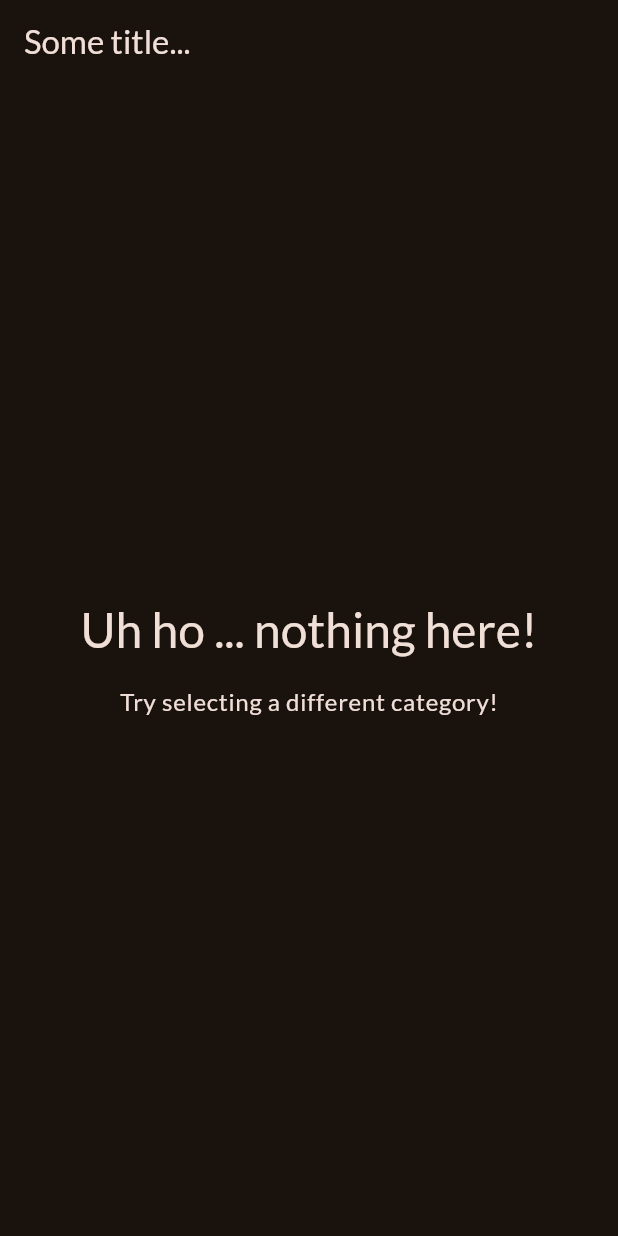
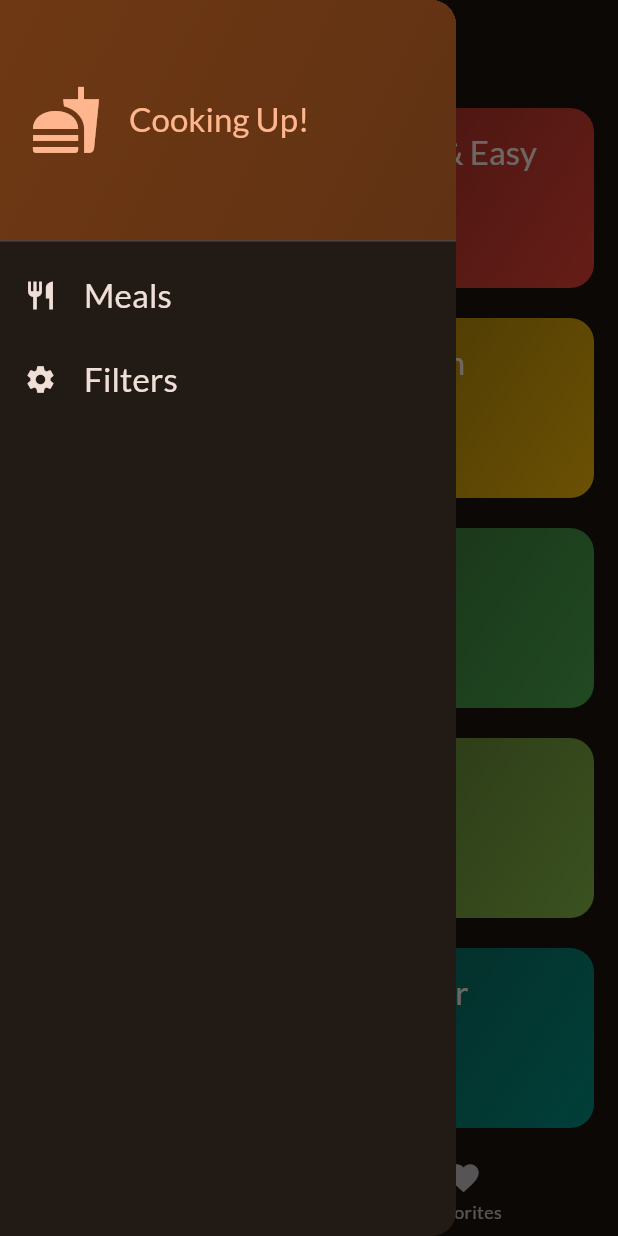
Before and after one commit to sanket1706/Flutter-Meals-App, a Flutter app: the screen it shows after launch, with the side drawer open (before the commit the screen has no drawer), on a phone screen of 412 x 824 dp. Run offline on Flutter 3.47's test engine with Material 2 defaults, Android fonts, the phone set to English and light mode, and no system bars; our stand-ins replace google_fonts, transparent_image.

Commit message:
Finish first module

```diff
--- a/lib/main.dart
+++ b/lib/main.dart
@@ -1,6 +1,6 @@
 import 'package:flutter/material.dart';
 import 'package:google_fonts/google_fonts.dart';
-import 'package:meals/screens/meals.dart';
+import 'package:meals/screens/tabs.dart';
 
 final theme = ThemeData(
   useMaterial3: true,
@@ -22,10 +22,7 @@ class App extends StatelessWidget {
   Widget build(BuildContext context) {
     return MaterialApp(
       theme: theme,
-      home: const MealsScreen(
-        title: "Some title...",
-        meals: [],
-      ),
+      home: const TabsScreen(),
     );
   }
 }
--- a/lib/screens/categories.dart
+++ b/lib/screens/categories.dart
@@ -1,17 +1,37 @@
 import 'package:flutter/material.dart';
 import 'package:meals/data/dummy_data.dart';
+import 'package:meals/models/category.dart';
+import 'package:meals/models/meal.dart';
+import 'package:meals/screens/meals.dart';
 import 'package:meals/widgets/category_grid_item.dart';
 
 class CategoriesScreen extends StatelessWidget {
-  const CategoriesScreen({super.key});
+  const CategoriesScreen(
+      {super.key,
+      required this.onToggleFavorite,
+      required this.availableMeals});
+
+  final void Function(Meal meal) onToggleFavorite;
+  final List<Meal> availableMeals;
+
+  void _selectCategory(BuildContext context, Category category) {
+    final filteredMeals = availableMeals
+        .where((meal) => meal.categories.contains(category.id))
+        .toList();
+    Navigator.of(context).push(
+      MaterialPageRoute(
+        builder: (ctx) => MealsScreen(
+          title: category.title,
+          meals: filteredMeals,
+          onToggleFavorite: onToggleFavorite,
+        ),
+      ),
+    );
+  }
 
   @override
   Widget build(BuildContext context) {
-    return Scaffold(
-      appBar: AppBar(
-        title: const Text("Pick you category"),
-      ),
-      body: GridView(
+    return GridView(
       padding: const EdgeInsets.all(16),
       gridDelegate: const SliverGridDelegateWithFixedCrossAxisCount(
         crossAxisCount: 2,
@@ -21,9 +41,11 @@ class CategoriesScreen extends StatelessWidget {
       ),
       children: [
         for (final category in availableCategories)
-            CategoryGridItem(category: category)
+          CategoryGridItem(
+            category: category,
+            onSelectCategory: () => _selectCategory(context, category),
+          ),
       ],
-      ),
     );
   }
 }
--- a/lib/screens/meals.dart
+++ b/lib/screens/meals.dart
@@ -1,11 +1,17 @@
 import 'package:flutter/material.dart';
 import 'package:meals/models/meal.dart';
+import 'package:meals/widgets/meal_item.dart';
 
 class MealsScreen extends StatelessWidget {
-  const MealsScreen({super.key, required this.title, required this.meals});
+  const MealsScreen(
+      {super.key,
+      this.title,
+      required this.meals,
+      required this.onToggleFavorite});
 
-  final String title;
+  final String? title;
   final List<Meal> meals;
+  final void Function(Meal meal) onToggleFavorite;
 
   @override
   Widget build(BuildContext context) {
@@ -33,13 +39,20 @@ class MealsScreen extends StatelessWidget {
     if (meals.isNotEmpty) {
       content = ListView.builder(
         itemCount: meals.length,
-        itemBuilder: (ctx, index) => Text(meals[index].title),
+        itemBuilder: (ctx, index) => MealItem(
+          meal: meals[index],
+          onToggleFavorite: onToggleFavorite,
+        ),
       );
+    }
+
+    if (title == null) {
+      return content;
     }
 
     return Scaffold(
       appBar: AppBar(
-        title: Text(title),
+        title: Text(title!),
       ),
       body: content,
     );
--- /dev/null
+++ b/lib/screens/tabs.dart
@@ -0,0 +1,130 @@
+import 'package:flutter/material.dart';
+import 'package:meals/data/dummy_data.dart';
+import 'package:meals/models/meal.dart';
+import 'package:meals/screens/categories.dart';
+import 'package:meals/screens/filters.dart';
+import 'package:meals/screens/meals.dart';
+import 'package:meals/widgets/main_drawer.dart';
+
+const kInitialFilters = {
+  Filter.glutenFree: false,
+  Filter.lactoseFree: false,
+  Filter.vegetarian: false,
+  Filter.vegan: false
+};
+
+class TabsScreen extends StatefulWidget {
+  const TabsScreen({super.key});
+
+  @override
+  State<TabsScreen> createState() {
+    return _TabsScreenState();
+  }
+}
+
+class _TabsScreenState extends State<TabsScreen> {
+  var _selectedIndex = 0;
+  final List<Meal> favoriteMeals = [];
+  Map<Filter, bool> _selectedFilters = kInitialFilters;
+
+  void _selectActiveIndex(index) {
+    setState(() {
+      _selectedIndex = index;
+    });
+  }
+
+  void _showInfoMessage(String message) {
+    ScaffoldMessenger.of(context).clearSnackBars();
+    ScaffoldMessenger.of(context).showSnackBar(
+      SnackBar(
+        content: Text(message),
+      ),
+    );
+  }
+
+  void _toggleFavoriteMeal(Meal meal) {
+    final isExisting = favoriteMeals.contains(meal);
+
+    setState(() {
+      if (isExisting) {
+        favoriteMeals.remove(meal);
+        _showInfoMessage("Meal is no longer favorite!");
+      } else {
+        favoriteMeals.add(meal);
+        _showInfoMessage("Meal as a favorite!");
+      }
+    });
+  }
+
+  void _setScreen(String identifier) async {
+    Navigator.of(context).pop();
+    if (identifier == "filters") {
+      final result = await Navigator.of(context).push<Map<Filter, bool>>(
+        MaterialPageRoute(
+          builder: (ctx) => FiltersScreen(availableFilters: _selectedFilters),
+        ),
+      );
+      setState(() {
+        _selectedFilters = result ?? kInitialFilters;
+      });
+    }
+  }
+
+  List<Meal> filterMealsAsPerSelectedFilters(meals) {
+    return meals.where((meal) {
+      if (_selectedFilters[Filter.glutenFree]! && !meal.isGlutenFree) {
+        return false;
+      }
+      if (_selectedFilters[Filter.lactoseFree]! && !meal.isLactoseFree) {
+        return false;
+      }
+      if (_selectedFilters[Filter.vegetarian]! && !meal.isVegetarian) {
+        return false;
+      }
+      if (_selectedFilters[Filter.vegan]! && !meal.isVegan) {
+        return false;
+      }
+      return true;
+    }).toList();
+  }
+
+  @override
+  Widget build(BuildContext context) {
+    final availableMeals = filterMealsAsPerSelectedFilters(dummyMeals);
+
+    Widget activePage = CategoriesScreen(
+        onToggleFavorite: _toggleFavoriteMeal, availableMeals: availableMeals);
+    var activePageTitle = "Pick Your Category";
+
+    if (_selectedIndex == 1) {
+      activePage = MealsScreen(
+        meals: favoriteMeals,
+        onToggleFavorite: _toggleFavoriteMeal,
+      );
+      activePageTitle = "Your Favorites";
+    }
+
+    return Scaffold(
+      appBar: AppBar(
+        title: Text(activePageTitle),
+      ),
+      body: activePage,
+      drawer: MainDrawer(onSelectScreen: _setScreen),
+      bottomNavigationBar: BottomNavigationBar(
+          onTap: (index) {
+            _selectActiveIndex(index);
+          },
+          currentIndex: _selectedIndex,
+          items: const [
+            BottomNavigationBarItem(
+              icon: Icon(Icons.category),
+              label: "Categories",
+            ),
+            BottomNavigationBarItem(
+              icon: Icon(Icons.favorite),
+              label: "Favorites",
+            ),
+          ]),
+    );
+  }
+}
--- a/lib/widgets/category_grid_item.dart
+++ b/lib/widgets/category_grid_item.dart
@@ -2,14 +2,16 @@ import 'package:flutter/material.dart';
 import 'package:meals/models/category.dart';
 
 class CategoryGridItem extends StatelessWidget {
-  const CategoryGridItem({super.key, required this.category});
+  const CategoryGridItem(
+      {super.key, required this.category, required this.onSelectCategory});
 
   final Category category;
+  final void Function() onSelectCategory;
 
   @override
   Widget build(BuildContext context) {
     return InkWell(
-      onTap: () {},
+      onTap: onSelectCategory,
       splashColor: Theme.of(context).primaryColor,
       borderRadius: BorderRadius.circular(16),
       child: Container(
--- /dev/null
+++ b/lib/widgets/main_drawer.dart
@@ -0,0 +1,85 @@
+import 'package:flutter/material.dart';
+
+class MainDrawer extends StatelessWidget {
+  const MainDrawer({super.key, required this.onSelectScreen});
+
+  final void Function(String identifier) onSelectScreen;
+
+  @override
+  Widget build(BuildContext context) {
+    return Drawer(
+      child: Column(
+        children: [
+          DrawerHeader(
+            padding: const EdgeInsets.all(20),
+            decoration: BoxDecoration(
+              gradient: LinearGradient(
+                colors: [
+                  Theme.of(context).colorScheme.primaryContainer,
+                  Theme.of(context)
+                      .colorScheme
+                      .primaryContainer
+                      .withOpacity(0.8),
+                ],
+                begin: Alignment.topLeft,
+                end: Alignment.bottomRight,
+              ),
+            ),
+            child: Row(
+              children: [
+                Icon(
+                  Icons.fastfood,
+                  size: 48,
+                  color: Theme.of(context).colorScheme.primary,
+                ),
+                const SizedBox(
+                  width: 18,
+                ),
+                Text(
+                  "Cooking Up!",
+                  style: Theme.of(context).textTheme.titleLarge!.copyWith(
+                        color: Theme.of(context).colorScheme.primary,
+                      ),
+                )
+              ],
+            ),
+          ),
+          ListTile(
+            leading: Icon(
+              Icons.restaurant,
+              size: 22,
+              color: Theme.of(context).colorScheme.onBackground,
+            ),
+            title: Text(
+              "Meals",
+              style: Theme.of(context).textTheme.titleSmall!.copyWith(
+                    color: Theme.of(context).colorScheme.onBackground,
+                    fontSize: 22,
+                  ),
+            ),
+            onTap: () {
+              onSelectScreen("meals");
+            },
+          ),
+          ListTile(
+            leading: Icon(
+              Icons.settings,
+              size: 22,
+              color: Theme.of(context).colorScheme.onBackground,
+            ),
+            title: Text(
+              "Filters",
+              style: Theme.of(context).textTheme.titleSmall!.copyWith(
+                    color: Theme.of(context).colorScheme.onBackground,
+                    fontSize: 22,
+                  ),
+            ),
+            onTap: () {
+              onSelectScreen("filters");
+            },
+          )
+        ],
+      ),
+    );
+  }
+}
--- a/pubspec.yaml
+++ b/pubspec.yaml
@@ -36,6 +36,7 @@ dependencies:
   # Use with the CupertinoIcons class for iOS style icons.
   cupertino_icons: ^1.0.2
   google_fonts: ^6.1.0
+  transparent_image: ^2.0.1
 
 dev_dependencies:
   flutter_test:
```
Also changed, not shown: lib/screens/filters.dart (added, +171 -0 lines), lib/screens/meal_details.dart (added, +84 -0 lines), lib/widgets/meal_item.dart (added, +107 -0 lines), lib/widgets/meal_item_trait.dart (added, +28 -0 lines), pubspec.lock. Lines whose indentation alone changed are shown as unchanged.
